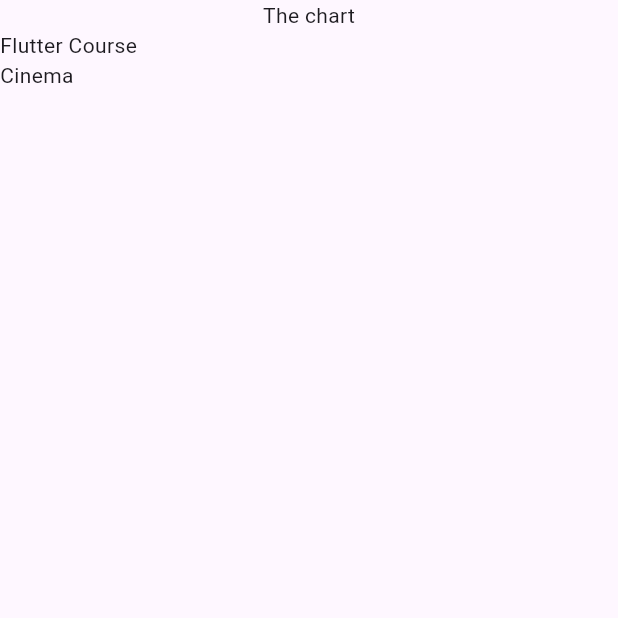
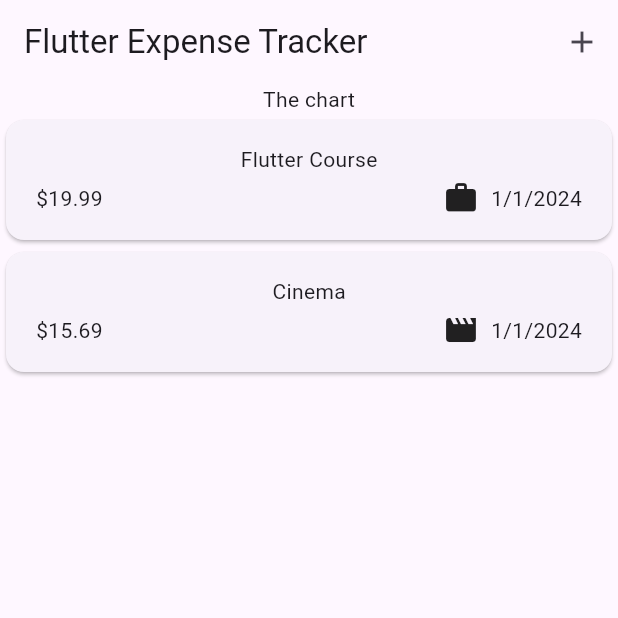
Before and after one commit to inaudy/expense_tracker, a Flutter app: the screen it shows after launch, on a phone screen of 412 x 824 dp, the top half of it. Run offline on Flutter 3.47's test engine with Material 3 defaults, Android fonts, the phone set to English and light mode, and no system bars.

Commit message:
no comments

```diff
--- a/lib/models/expense.dart
+++ b/lib/models/expense.dart
@@ -1,8 +1,19 @@
+import 'package:flutter/material.dart';
 import 'package:uuid/uuid.dart';
+import 'package:intl/intl.dart';
+
+final formatter = DateFormat.yMd();
 
 const uuid = Uuid();
 
 enum Category { food, travel, leisure, work }
+
+const categoryIcons = {
+  Category.food: Icons.lunch_dining,
+  Category.travel: Icons.flight_takeoff,
+  Category.leisure: Icons.movie,
+  Category.work: Icons.work,
+};
 
 class Expense {
   Expense(
@@ -16,4 +27,7 @@ class Expense {
   final double amount;
   final DateTime date;
   final Category category;
+  String get formattedDate {
+    return formatter.format(date);
+  }
 }
--- a/lib/expenses.dart
+++ b/lib/widgets/expenses.dart
@@ -1,5 +1,6 @@
-import 'package:expense_tracker/expenses_list.dart';
+import 'package:expense_tracker/widgets/expenses_list/expenses_list.dart';
 import 'package:expense_tracker/models/expense.dart';
+import 'package:expense_tracker/widgets/new_expense.dart';
 import 'package:flutter/material.dart';
 
 class Expenses extends StatefulWidget {
@@ -25,9 +26,25 @@ class _ExpensesState extends State<Expenses> {
       category: Category.leisure,
     ),
   ];
+  void _openAddExpenseOverlay() {
+    showModalBottomSheet(
+      context: context,
+      builder: (ctx) => const NewExpense(),
+    );
+  }
+
   @override
   Widget build(BuildContext context) {
     return Scaffold(
+      appBar: AppBar(
+        title: const Text('Flutter Expense Tracker'),
+        actions: [
+          IconButton(
+            onPressed: _openAddExpenseOverlay,
+            icon: const Icon(Icons.add),
+          ),
+        ],
+      ),
       body: Column(
         children: [
           const Text('The chart'),
--- /dev/null
+++ b/lib/widgets/expenses_list/expense_item.dart
@@ -0,0 +1,35 @@
+import 'package:flutter/material.dart';
+import 'package:expense_tracker/models/expense.dart';
+
+class ExpenseItem extends StatelessWidget {
+  const ExpenseItem(this.expense, {super.key});
+  final Expense expense;
+  @override
+  Widget build(BuildContext context) {
+    return Card(
+      child: Padding(
+        padding: const EdgeInsets.symmetric(
+          horizontal: 20,
+          vertical: 16,
+        ),
+        child: Column(children: [
+          Text(expense.title),
+          const SizedBox(height: 4),
+          Row(
+            children: [
+              Text('\$${expense.amount.toStringAsFixed(2)}'),
+              const Spacer(),
+              Row(
+                children: [
+                  Icon(categoryIcons[expense.category]),
+                  const SizedBox(width: 8),
+                  Text(expense.formattedDate),
+                ],
+              ),
+            ],
+          ),
+        ]),
+      ),
+    );
+  }
+}
--- a/lib/expenses_list.dart
+++ b/lib/widgets/expenses_list/expenses_list.dart
@@ -1,14 +1,15 @@
 import 'package:expense_tracker/models/expense.dart';
+import 'package:expense_tracker/widgets/expenses_list/expense_item.dart';
 import 'package:flutter/material.dart';
 
 class ExpensesList extends StatelessWidget {
   const ExpensesList({super.key, required this.expenses});
   final List<Expense> expenses;
   @override
-  Widget build(BuildContext) {
+  Widget build(BuildContext context) {
     return ListView.builder(
       itemCount: expenses.length,
-      itemBuilder: (ctx, index) => Text(expenses[index].title),
+      itemBuilder: (ctx, index) => ExpenseItem(expenses[index]),
     );
   }
 }
--- a/pubspec.yaml
+++ b/pubspec.yaml
@@ -36,6 +36,7 @@ dependencies:
   # Use with the CupertinoIcons class for iOS style icons.
   cupertino_icons: ^1.0.2
   uuid: ^4.2.2
+  intl: ^0.19.0
 
 dev_dependencies:
   flutter_test:
```
Also changed, not shown: lib/main.dart (+4 -3 lines), lib/widgets/new_expense.dart (added, +156 -0 lines), pubspec.lock.
